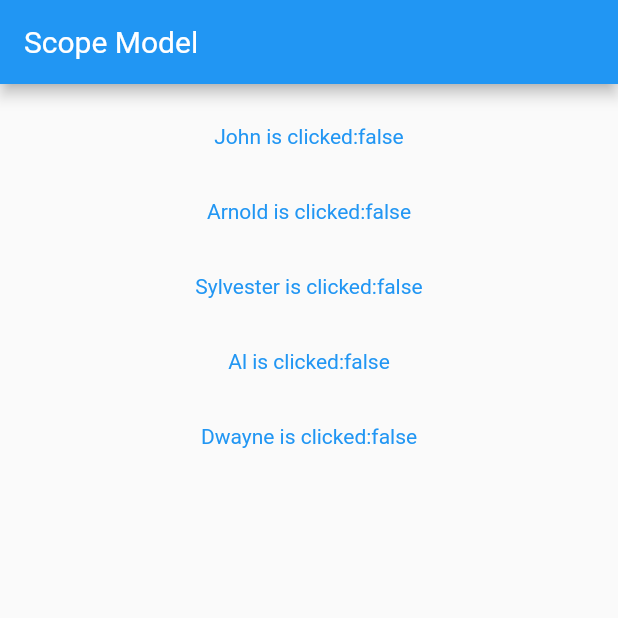
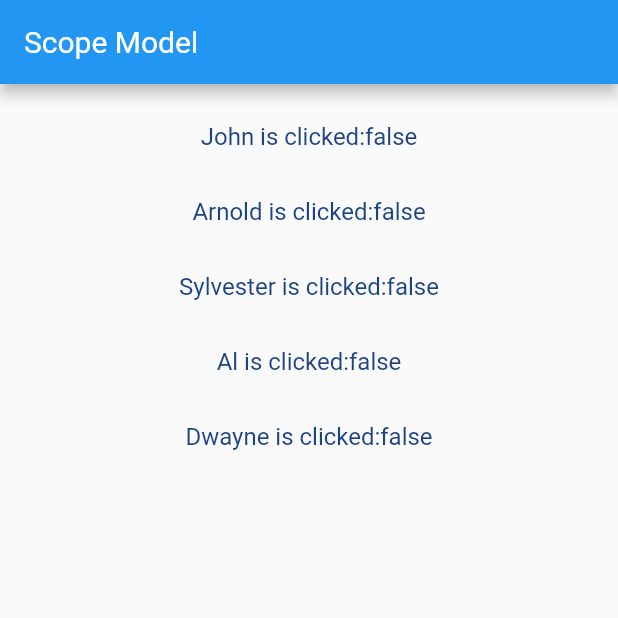
Before and after one commit to dreamertheat/Flutterdam, a Flutter app: the screen it shows after launch, on a phone screen of 412 x 824 dp, the top half of it. Run offline on Flutter 3.47's test engine with Material 2 defaults, Android fonts, the phone set to English and light mode, and no system bars.

Commit message:
scoped model

```diff
--- a/lib/common/constants/styles.dart
+++ b/lib/common/constants/styles.dart
@@ -7,4 +7,11 @@ class Styles {
       FontWeight fontWeight = FontWeight.normal}) {
     return TextStyle(color: color, fontSize: fontSize, fontWeight: fontWeight);
   }
+
+  static commonButton(
+      {Color color = Colors.black,
+      double fontSize = 16.0,
+      FontWeight fontWeight = FontWeight.normal}) {
+    return TextStyle(color: color, fontSize: fontSize, fontWeight: fontWeight);
+  }
 }
--- a/lib/state_management/scoped_model/scoped_model_product_display.dart
+++ b/lib/state_management/scoped_model/scoped_model_product_display.dart
@@ -2,6 +2,7 @@ import 'package:flutter/material.dart';
 import 'package:flutter_complete_guide/state_management/scoped_model/scoped_model_dummy_data.dart';
 import 'package:flutter_complete_guide/state_management/scoped_model/scoped_model_product_model.dart';
 import 'package:flutter_complete_guide/state_management/scoped_model/scoped_model_product_view.dart';
+import 'package:scoped_model/scoped_model.dart';
 
 class SMProductDisplay extends StatelessWidget {
   SMProductDisplay({super.key});
@@ -15,8 +16,11 @@ class SMProductDisplay extends StatelessWidget {
         child: ListView.builder(
           itemCount: products.length,
           itemBuilder: ((context, index) {
-            return SMProductView(
-              pm: products[index],
+            return ScopedModel<ProductModel>(
+              model: products[index],
+              child: SMProductView(
+                pm: products[index],
+              ),
             );
           }),
         ));
--- a/lib/state_management/scoped_model/scoped_model_product_view.dart
+++ b/lib/state_management/scoped_model/scoped_model_product_view.dart
@@ -1,25 +1,30 @@
 import 'package:flutter/material.dart';
 import 'package:flutter_complete_guide/state_management/scoped_model/scoped_model_product_model.dart';
 import 'package:scoped_model/scoped_model.dart';
+import 'dart:math' as math;
+
+import '../../common/constants/styles.dart';
 
 class SMProductView extends StatelessWidget {
-  const SMProductView({super.key, required this.pm});
+  SMProductView({super.key, required this.pm});
 
   final ProductModel pm;
+  final Color color =
+      Color((math.Random().nextDouble() * 0xFFFFFF).toInt()).withOpacity(1.0);
 
   @override
   Widget build(BuildContext context) {
     return Container(
       padding: const EdgeInsets.all(1),
-      child: ScopedModel<ProductModel>(
-        model: pm,
-        child: TextButton(
-            onPressed: () {
-              pm.toggleClick();
-            },
-            child: ScopedModelDescendant<ProductModel>(
-                builder: (context, child, model) =>
-                    Text("${pm.name} is clicked:${pm.isClicked}"))),
+      child: TextButton(
+        onPressed: () {
+          pm.toggleClick();
+        },
+        child: ScopedModelDescendant<ProductModel>(
+            builder: (context, child, model) => Text(
+                  "${pm.name} is clicked:${pm.isClicked}",
+                  style: Styles.commonText(color: color),
+                )),
       ),
     );
   }
```
